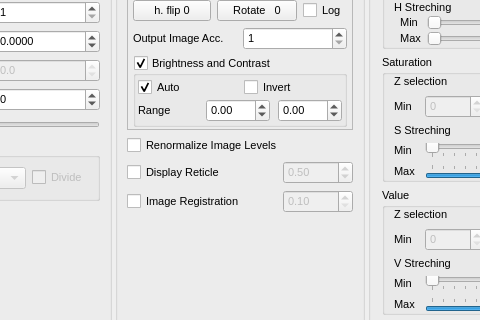
DigitalHolography/Holovibes, file Holovibes/assets/ui/mainwindow.ui: the form before one commit; both pictures show x 147 to 627 and y 278 to 598 of the 1291 by 815 pixel window.
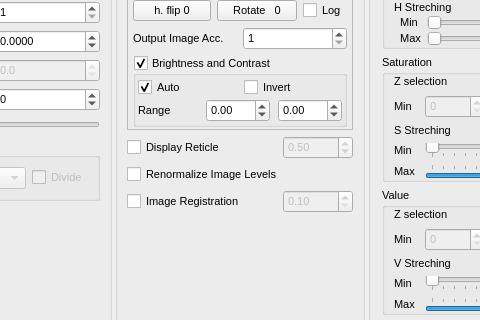
The form after the commit. Custom widgets are drawn as their Qt base class.

Commit message: Small ui fixes and add file read preset

Diff of the .ui file:
```diff
--- a/Holovibes/assets/ui/mainwindow.ui
+++ b/Holovibes/assets/ui/mainwindow.ui
@@ -1424,7 +1424,7 @@
            </item>
           </layout>
          </item>
-         <item row="15" column="0" colspan="2">
+         <item row="14" column="0" colspan="2">
           <layout class="QHBoxLayout" name="horizontalLayout_4">
            <item>
             <widget class="QCheckBox" name="DisplayReticleCheckBox">
@@ -1469,7 +1469,7 @@
            </item>
           </layout>
          </item>
-         <item row="14" column="0" colspan="2">
+         <item row="15" column="0" colspan="2">
           <layout class="QHBoxLayout" name="horizontalLayout_6">
            <item>
             <widget class="QCheckBox" name="RenormalizeCheckBox">
```
Left out of the diff: 26 changed lines with no effect on the pictures. The commit also changes 4 other files.
